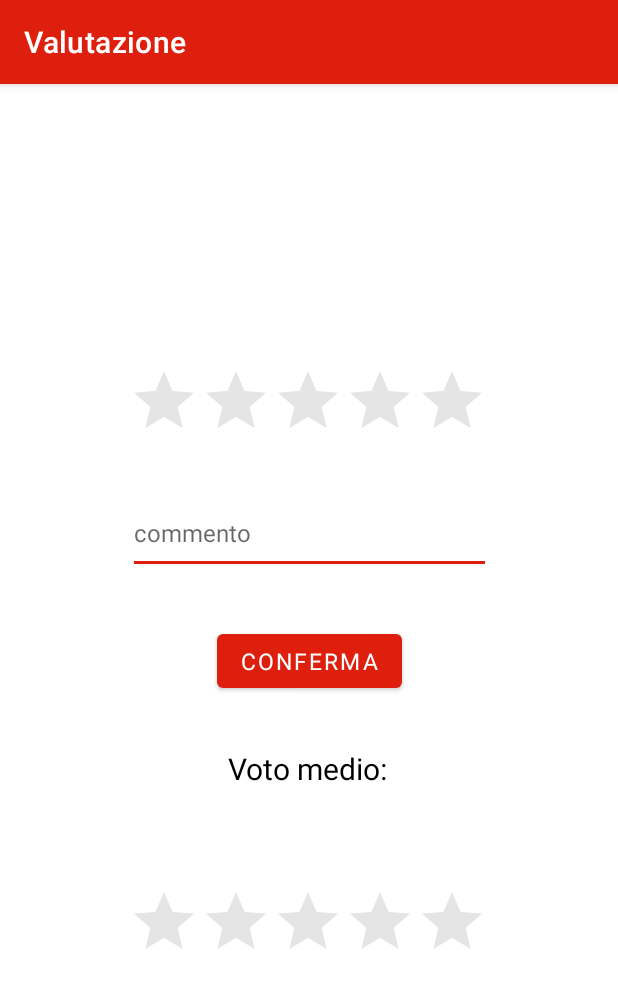
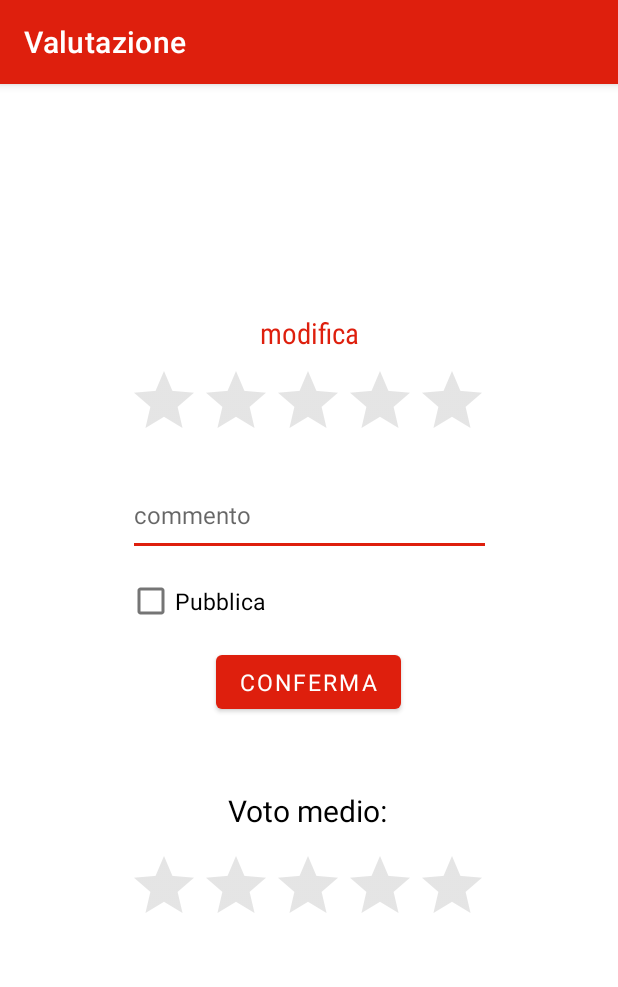
Before and after one commit to Tod-dev/Best-Client-v2, an Android app: the RatingActivity screen opened directly, with no data from a screen before it, after a tap on "CONFERMA", on a phone screen of 412 x 824 dp. Shown: the top 987 px of the screen. Run offline under Robolectric (Android 15) with nearby library versions, the phone set to English and light mode, and no system bars; our stand-ins replace Firebase (no records; nobody signed in at launch, a user with empty details on screens opened directly).

Commit message:
modifica click solo se keyboard aperta, aggiunta checkbox per commenti pubblici

```diff
--- a/app/src/main/java/it/bestclient/android/RatingActivity.java
+++ b/app/src/main/java/it/bestclient/android/RatingActivity.java
@@ -10,6 +10,7 @@ import android.view.MenuItem;
 import android.view.View;
 import android.view.inputmethod.InputMethodManager;
 import android.widget.Button;
+import android.widget.CheckBox;
 import android.widget.EditText;
 import android.widget.RatingBar;
 import android.widget.TextView;
@@ -48,6 +49,7 @@ public class RatingActivity extends AppCompatActivity {
     RatingBar ratingbar;
     Button conferma;
     EditText comment;
+    CheckBox pubblico;
 
     Double RATINGLOCALEiniziale;
     String COMMENTOiniziale;
@@ -64,6 +66,7 @@ public class RatingActivity extends AppCompatActivity {
         TextView number = findViewById(R.id.number);
         comment = findViewById(R.id.comment);
         RatingBar ratingAVG = findViewById(R.id.ratingStarsAVG);
+        pubblico = findViewById(R.id.checkBox);
         context = this;
         Intent i = getIntent();
 
@@ -77,20 +80,22 @@ public class RatingActivity extends AppCompatActivity {
             int screenHeight = l.getRootView().getHeight();
             int keypadHeight = screenHeight - r.bottom;
             isKeyboardShowing = keypadHeight > screenHeight * 0.15;
+            if(isKeyboardShowing){
+                /*click outside keyboard close it */
+                l.setOnClickListener(v -> {
+                    v.setBackground(null);
+                    Log.d("TASTIERA",isKeyboardShowing+"");
+                        View view = RatingActivity.this.getCurrentFocus();
+                        if (view != null) {
+                            InputMethodManager imm = (InputMethodManager) getSystemService(Context.INPUT_METHOD_SERVICE);
+                            imm.hideSoftInputFromWindow(view.getWindowToken(), 0);
+                        }
+                });
+            }else{
+                l.setClickable(false);
+            }
         });
 
-        /*click outside keyboard close it*/
-        l.setOnClickListener(v -> {
-            Log.d("TASTIERA",isKeyboardShowing+"");
-            if(isKeyboardShowing) {
-                View view = RatingActivity.this.getCurrentFocus();
-                if (view != null) {
-                    InputMethodManager imm = (InputMethodManager)getSystemService(Context.INPUT_METHOD_SERVICE);
-                    imm.hideSoftInputFromWindow(view.getWindowToken(), 0);
-                }
-            }
-
-        });
 
         ratingLocale = i.getDoubleExtra(VOTO,0);
         phoneNumber = i.getStringExtra(NUMBER);
@@ -118,6 +123,7 @@ public class RatingActivity extends AppCompatActivity {
         ratingAVG.setRating(ratingMedio.floatValue());
 
         conferma.setOnClickListener(v -> {
+            Log.d("CHECKBOX_VALUE",pubblico.isChecked()+"");
             String dateRatingBig = new Date().toString();
             String commentoRatingBIG = comment.getText().toString();
             double votoRatingBig = ratingbar.getRating();
@@ -133,6 +139,7 @@ public class RatingActivity extends AppCompatActivity {
             // Log.d("BACK--",myRef.toString());
 
             RatingBigOnDB newValues = new RatingBigOnDB(dateRatingBig,commentoRatingBIG,votoRatingBig);
+            newValues.setPubblica(pubblico.isChecked());
 
             myRef.setValue(newValues);
             showRatings(this);
--- a/app/src/main/java/it/bestclient/android/RatingModel/RatingBigOnDB.java
+++ b/app/src/main/java/it/bestclient/android/RatingModel/RatingBigOnDB.java
@@ -8,15 +8,21 @@ public class RatingBigOnDB implements Voto{
     private String date;
     private String commento;//optional
     private double voto;
+    private boolean pubblico;
 
     public RatingBigOnDB(String date, String commento, double voto) {
         this.date = date;
         this.commento = commento;
         this.voto = voto;
+        this.pubblico = false;
     }
 
     public RatingBigOnDB(){
+        this.pubblico = false;
+    }
 
+    public void setPubblica(boolean pubblico){
+        this.pubblico = pubblico;
     }
 
     @Override
@@ -44,4 +50,9 @@ public class RatingBigOnDB implements Voto{
     public String getCommento() {
         return commento;
     }
+
+    public boolean isPubblica() {
+        return pubblico;
+    }
+
 }
--- a/app/src/main/res/layout/activity_main.xml
+++ b/app/src/main/res/layout/activity_main.xml
@@ -1,6 +1,5 @@
 <?xml version="1.0" encoding="utf-8"?>
 <RelativeLayout xmlns:android="http://schemas.android.com/apk/res/android"
-    xmlns:app="http://schemas.android.com/apk/res-auto"
     xmlns:tools="http://schemas.android.com/tools"
     android:layout_width="match_parent"
     android:layout_height="match_parent"
--- a/app/src/main/res/layout/activity_rating.xml
+++ b/app/src/main/res/layout/activity_rating.xml
@@ -38,7 +38,7 @@
         android:id="@+id/comment"
         android:layout_width="242dp"
         android:layout_height="54dp"
-        android:layout_marginTop="28dp"
+        android:layout_marginTop="16dp"
         android:autofillHints="true"
         android:hint="@string/commento"
         android:inputType="text"
@@ -53,14 +53,14 @@
         android:id="@+id/textView"
         android:layout_width="wrap_content"
         android:layout_height="wrap_content"
-        android:layout_marginTop="116dp"
+        android:layout_marginTop="48dp"
         android:text="@string/voto_medio"
         android:textColor="@color/black"
         android:textSize="20sp"
         app:layout_constraintEnd_toEndOf="parent"
         app:layout_constraintHorizontal_bias="0.498"
         app:layout_constraintStart_toStartOf="parent"
-        app:layout_constraintTop_toBottomOf="@+id/comment" />
+        app:layout_constraintTop_toBottomOf="@+id/conferma" />
 
     <RatingBar
         android:id="@+id/ratingStarsAVG"
@@ -75,14 +75,38 @@
         app:layout_constraintHorizontal_bias="0.497"
         app:layout_constraintStart_toStartOf="parent"
         app:layout_constraintTop_toBottomOf="@+id/textView"
-        app:layout_constraintVertical_bias="0.268" />
+        app:layout_constraintVertical_bias="0.06" />
 
     <Button
         android:id="@+id/conferma"
         android:layout_width="wrap_content"
         android:layout_height="wrap_content"
+        android:layout_marginTop="60dp"
         android:text="@string/positiveButton"
-        app:layout_constraintBottom_toTopOf="@+id/textView"
+        app:layout_constraintEnd_toEndOf="parent"
+        app:layout_constraintHorizontal_bias="0.498"
+        app:layout_constraintStart_toStartOf="parent"
+        app:layout_constraintTop_toBottomOf="@+id/comment" />
+
+    <TextView
+        android:layout_width="wrap_content"
+        android:layout_height="wrap_content"
+        android:fontFamily="sans-serif-condensed"
+        android:text="@string/modifica"
+        android:textColor="@color/teal_200"
+        android:textSize="19sp"
+        app:layout_constraintBottom_toTopOf="@+id/ratingStars"
+        app:layout_constraintEnd_toEndOf="parent"
+        app:layout_constraintStart_toStartOf="parent"
+        app:layout_constraintTop_toBottomOf="@+id/number"
+        app:layout_constraintVertical_bias="0.813" />
+
+    <CheckBox
+        android:id="@+id/checkBox"
+        android:layout_width="243dp"
+        android:layout_height="48dp"
+        android:text="@string/pubblica"
+        app:layout_constraintBottom_toTopOf="@+id/conferma"
         app:layout_constraintEnd_toEndOf="parent"
         app:layout_constraintStart_toStartOf="parent"
         app:layout_constraintTop_toBottomOf="@+id/comment" />
--- /dev/null
+++ b/app/src/main/res/values-night/strings.xml
@@ -0,0 +1,5 @@
+<?xml version="1.0" encoding="utf-8"?>
+<resources>
+    <string name="modifica">modifica</string>
+    <string name="pubblica">Pubblica</string>
+</resources>
--- a/app/src/main/res/values/strings.xml
+++ b/app/src/main/res/values/strings.xml
@@ -77,4 +77,6 @@
     <string name="ratingMedio">Rating medio:</string>
     <string name="deleteUser">Elimina utente</string>
     <string name="delete_user_confirm">Sei sicuro di voler eliminare l\'account?</string>
+    <string name="modifica">modifica</string>
+    <string name="pubblica">Pubblica</string>
 </resources>
```
